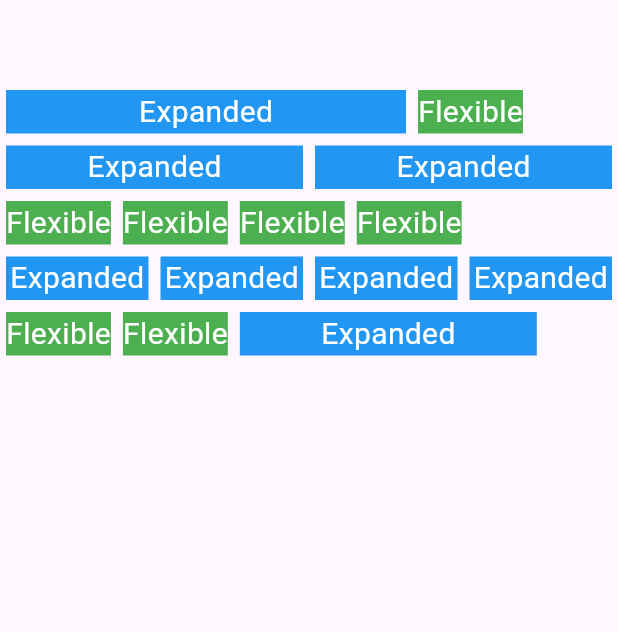
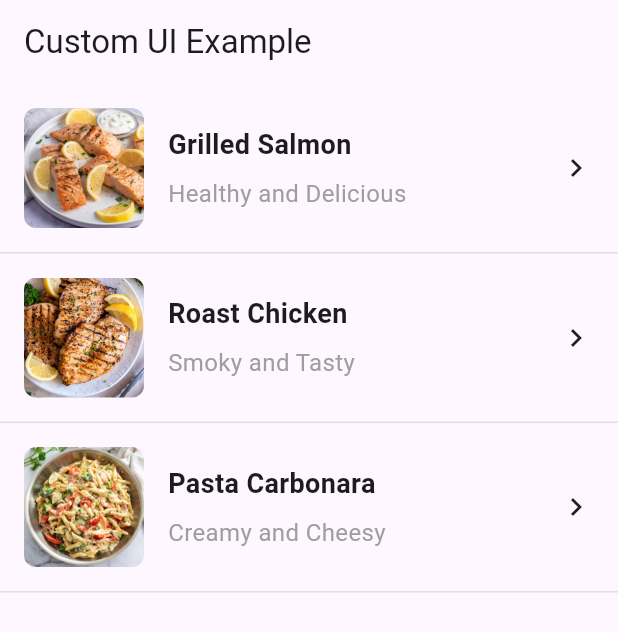
Before and after one commit to stevhens/flutter_learn, a Flutter app: the screen it shows after launch, on a phone screen of 412 x 824 dp. Shown: the top 632 px of the screen. Run offline on Flutter 3.47's test engine with Material 3 defaults, Android fonts, the phone set to English and light mode, and no system bars.

Commit message:
Add Custom UI MealItemCell sample

```diff
--- a/lib/main.dart
+++ b/lib/main.dart
@@ -1,6 +1,7 @@
 import 'package:flutter/material.dart';
 import 'package:flutter_learn/samples/button_samples.dart';
 import 'package:flutter_learn/samples/column_samples.dart';
+import 'package:flutter_learn/samples/customui_samples.dart';
 import 'package:flutter_learn/samples/expanded_samples.dart';
 import 'package:flutter_learn/samples/flexible_samples.dart';
 import 'package:flutter_learn/samples/flexible_vs_expanded_list_samples.dart';
@@ -16,5 +17,6 @@ void main() {
   // runApp(MyFlexibleApp());
   // runApp(MyFlexiblevsExpandedApp());
   // runApp(MyFlexiblevsExpandedListApp());
-  runApp(MyFlexiblevsExpandedTextApp());
+  // runApp(MyFlexiblevsExpandedTextApp());
+  runApp(MyCustomUIApp());
 }
--- /dev/null
+++ b/lib/samples/customui_samples.dart
@@ -0,0 +1,102 @@
+import 'package:flutter/material.dart';
+
+void main() {
+  runApp(MyCustomUIApp());
+}
+
+class MealItem {
+  final String title;
+  final String subtitle;
+  final String mealImage;
+
+  MealItem(
+      {required this.title, required this.subtitle, required this.mealImage});
+}
+
+class MyCustomUIApp extends StatelessWidget {
+  final List<MealItem> meals = [
+    MealItem(title: "Grilled Salmon", subtitle: "Healthy and Delicious", mealImage: "assets/salmon_meal.jpg"),
+    MealItem(title: "Roast Chicken", subtitle: "Smoky and Tasty", mealImage: "assets/chicken_meal.jpeg"),
+    MealItem(title: "Pasta Carbonara", subtitle: "Creamy and Cheesy", mealImage: "assets/pasta_meal.jpeg")
+  ];
+
+  @override
+  Widget build(BuildContext context) {
+    return MaterialApp(
+      home: Scaffold(
+        appBar: AppBar(
+          title: Text('Custom UI Example'),
+        ),
+        body: ListView.builder(
+          itemCount: meals.length,
+          itemBuilder: (context, index) {
+            return MyStatefulItemCell(
+              mealImage: meals[index].mealImage,
+              title: meals[index].title,
+              subtitle: meals[index].subtitle,
+            );
+          },
+        ),
+      ),
+    );
+  }
+}
+
+class MyStatefulItemCell extends StatelessWidget {
+  final String mealImage;
+  final String title;
+  final String subtitle;
+
+  const MyStatefulItemCell({
+    Key? key,
+    required this.mealImage,
+    required this.title,
+    required this.subtitle,
+  }) : super(key: key);
+
+  @override
+  Widget build(BuildContext context) {
+    return InkWell(
+      onTap: () {
+        // Do somethin on Tap
+      },
+      child: Container(
+        padding: EdgeInsets.all(16),
+        decoration: BoxDecoration(
+          border: Border(bottom: BorderSide(color: Colors.grey.shade300)),
+        ),
+        child: Row(
+          children: [
+            ClipRRect(
+              borderRadius: BorderRadius.circular(8),
+              child: Image.asset(
+                mealImage,
+                width: 80,
+                height: 80,
+                fit: BoxFit.cover,
+              ),
+            ),
+            SizedBox(width: 16),
+            Expanded(
+              child: Column(
+                crossAxisAlignment: CrossAxisAlignment.start,
+                children: [
+                  Text(
+                    title,
+                    style: TextStyle(fontSize: 18, fontWeight: FontWeight.bold),
+                  ),
+                  SizedBox(height: 8),
+                  Text(
+                    subtitle,
+                    style: TextStyle(fontSize: 16, color: Colors.grey),
+                  ),
+                ],
+              ),
+            ),
+            Icon(Icons.chevron_right),
+          ],
+        ),
+      ),
+    );
+  }
+}
--- a/pubspec.yaml
+++ b/pubspec.yaml
@@ -48,8 +48,10 @@ dev_dependencies:
 # The following section is specific to Flutter packages.
 flutter:
   # To add assets to your application, add an assets section, like this:
-  # assets:
-  #  - assets/salmon_meal.jpg
+  assets:
+  - assets/salmon_meal.jpg
+  - assets/chicken_meal.jpeg
+  - assets/pasta_meal.jpeg
 
   # An image asset can refer to one or more resolution-specific "variants", see
   # https://flutter.dev/assets-and-images/#resolution-aware
```
